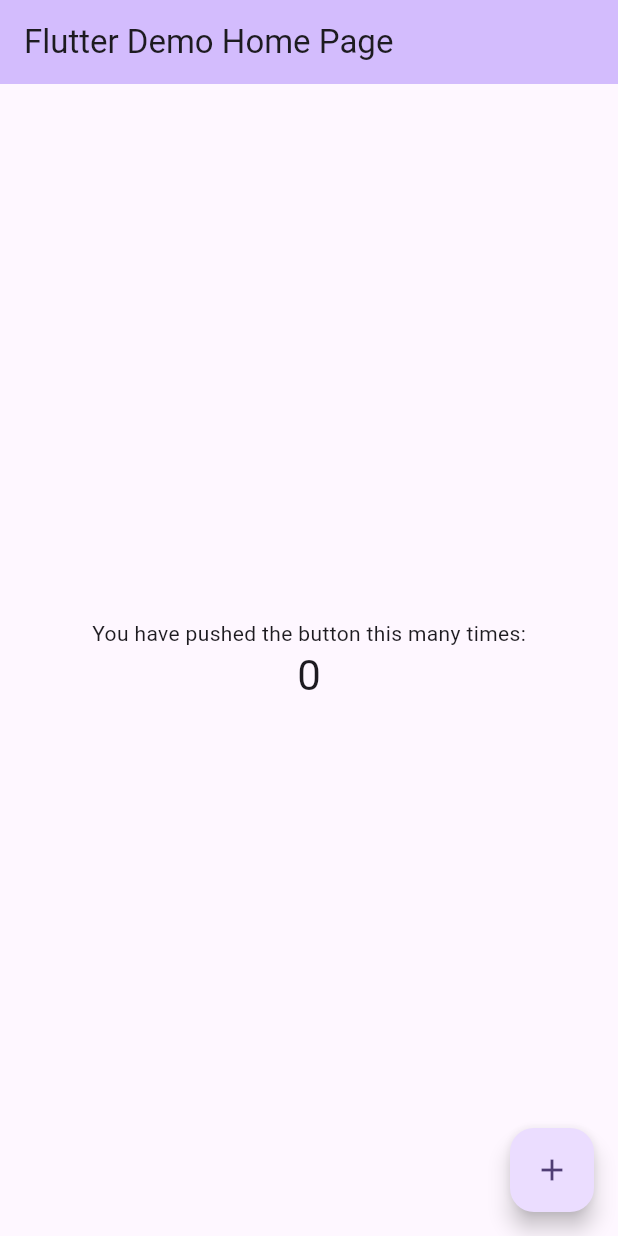
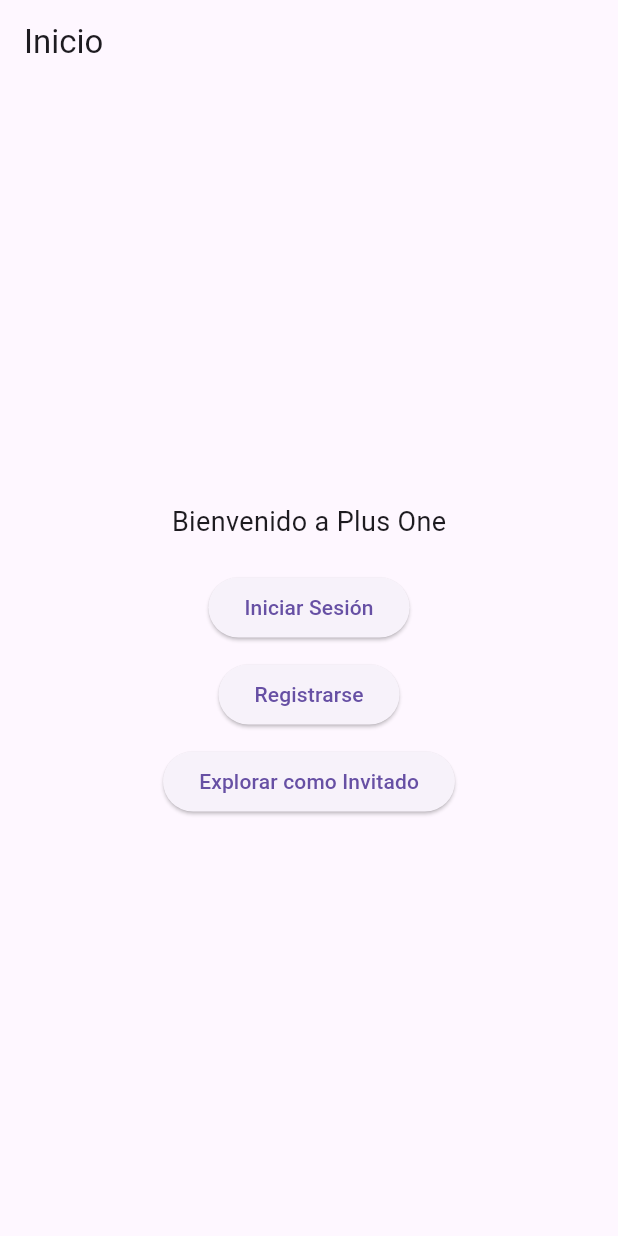
Before and after one commit to admonandreasanchez/plus-one-mobile-app-flutter, a Flutter app: the screen it shows after launch, on a phone screen of 412 x 824 dp. Run offline on Flutter 3.47's test engine with Material 3 defaults, Android fonts, the light colour scheme and no system bars; our stand-ins replace firebase_auth, firebase_core; accounts and stored records are empty; generated files the repository leaves out were written again.

Commit message:
feat(auth): create basic authentication screen with localization and error handling

```diff
--- /dev/null
+++ b/lib/core/routes/routes.dart
@@ -0,0 +1,39 @@
+import 'package:flutter/material.dart';
+import 'package:plus_one/modules/auth/presentation/pages/login_page.dart';
+import 'package:plus_one/modules/auth/presentation/pages/signup_page.dart';
+import 'package:plus_one/modules/auth/presentation/pages/home_page.dart';
+import 'package:plus_one/modules/auth/presentation/pages/guest_explore_screen.dart';
+import 'package:plus_one/modules/auth/presentation/pages/forgot_password_page.dart';
+
+class AppRoutes {
+  // Nombres de las rutas
+  static const String login = '/login';
+  static const String signup = '/signup';
+  static const String home = '/home';
+  static const String guestExplore = '/guestExplore';
+
+  // Mapa de rutas
+  static Map<String, WidgetBuilder> get routes => {
+    login: (context) => LoginPage(),
+    signup: (context) => SignUpPage(),
+    home: (context) => HomePage(),
+    guestExplore: (context) => GuestExploreScreen(),
+    '/forgot-password': (context) => ForgotPasswordPage(),
+
+  };
+
+  // Ruta no encontrada
+  static Route<dynamic> onGenerateRoute(RouteSettings settings) {
+    return MaterialPageRoute(
+      builder: (context) => Scaffold(
+        appBar: AppBar(title: Text('Ruta no encontrada')),
+        body: Center(
+          child: Text(
+            'La ruta ${settings.name} no está definida.',
+            style: TextStyle(fontSize: 16),
+          ),
+        ),
+      ),
+    );
+  }
+}
--- /dev/null
+++ b/lib/l10n/app_es.arb
@@ -0,0 +1,44 @@
+{
+  "@@locale": "es",
+  "homeTitle": "Inicio",
+  "login": "Iniciar Sesión",
+  "signup": "Registrarse",
+  "email": "Correo Electrónico",
+  "password": "Contraseña",
+  "loginSuccessTitle": "Registro Exitoso",
+  "loginSuccess": "¡Inicio de sesión exitoso! Bienvenido de nuevo.",
+  "signupSuccess": "Tu cuenta ha sido creada exitosamente. Ahora puedes iniciar sesión.",
+  "goToLogin": "Ir a Iniciar Sesión",
+  "emailAlreadyInUse": "El correo ya está registrado.",
+  "weakPassword": "La contraseña es demasiado débil.",
+  "signupError": "Error al crear la cuenta.",
+  "fieldsRequired": "Todos los campos son obligatorios.",
+  "loginError": "Error al iniciar sesión. Por favor, inténtalo nuevamente.",
+  "userNotFound": "No se encontró un usuario con este correo.",
+  "welcomeMessage": "Bienvenido a Plus One",
+  "greeting": "Hola",
+  "logout": "Cerrar Sesión",
+  "wrongPassword": "Contraseña incorrecta. Por favor, inténtalo de nuevo.",
+  "exploreAsGuest": "Explorar como Invitado",
+  "guestExplore": "Explorar como Invitado",
+  "tooManyRequests": "Demasiados intentos de inicio de sesión. Por favor, inténtalo más tarde.",
+  "invalidCredential": "La credencial proporcionada es inválida. Por favor, inténtalo de nuevo.",
+  "accountBlocked": "Tu cuenta está temporalmente bloqueada. Por favor, inténtalo nuevamente en {minutes} minutos.",
+  "forgotPassword": "¿Olvidaste tu contraseña?",
+  "invalidEmail": "Por favor, ingresa un correo válido.",
+  "accountBlocked": "Tu cuenta está temporalmente bloqueada. Por favor, inténtalo nuevamente en {minutes} minutos.",
+    "@accountBlocked": {
+      "description": "Mensaje mostrado cuando la cuenta del usuario está bloqueada por múltiples intentos fallidos.",
+      "placeholders": {
+        "minutes": {
+          "type": "int",
+          "example": "5"
+      }
+    }
+  },
+  "signupSuccessTitle": "Registro Exitoso",
+  "@signupSuccessTitle": {
+    "description": "Título mostrado cuando el registro es exitoso."
+  }
+
+}
--- a/lib/main.dart
+++ b/lib/main.dart
@@ -1,125 +1,36 @@
 import 'package:flutter/material.dart';
+import 'package:firebase_core/firebase_core.dart';
+import 'package:firebase_auth/firebase_auth.dart';
+import 'package:flutter_localizations/flutter_localizations.dart';
+import 'package:flutter_gen/gen_l10n/app_localizations.dart';
+import 'package:plus_one/modules/auth/presentation/pages/home_page.dart';
+import 'core/routes/routes.dart';
 
-void main() {
-  runApp(const MyApp());
+void main() async {
+  WidgetsFlutterBinding.ensureInitialized();
+  await Firebase.initializeApp();
+  runApp(MyApp());
 }
 
 class MyApp extends StatelessWidget {
-  const MyApp({super.key});
-
-  // This widget is the root of your application.
   @override
   Widget build(BuildContext context) {
     return MaterialApp(
-      title: 'Flutter Demo',
-      theme: ThemeData(
-        // This is the theme of your application.
-        //
-        // TRY THIS: Try running your application with "flutter run". You'll see
-        // the application has a purple toolbar. Then, without quitting the app,
-        // try changing the seedColor in the colorScheme below to Colors.green
-        // and then invoke "hot reload" (save your changes or press the "hot
-        // reload" button in a Flutter-supported IDE, or press "r" if you used
-        // the command line to start the app).
-        //
-        // Notice that the counter didn't reset back to zero; the application
-        // state is not lost during the reload. To reset the state, use hot
-        // restart instead.
-        //
-        // This works for code too, not just values: Most code changes can be
-        // tested with just a hot reload.
-        colorScheme: ColorScheme.fromSeed(seedColor: Colors.deepPurple),
-        useMaterial3: true,
-      ),
-      home: const MyHomePage(title: 'Flutter Demo Home Page'),
+      debugShowCheckedModeBanner: false,
+      title: 'Plus One App',
+      localizationsDelegates: [
+        AppLocalizations.delegate,
+        GlobalMaterialLocalizations.delegate,
+        GlobalWidgetsLocalizations.delegate,
+        GlobalCupertinoLocalizations.delegate,
+      ],
+      supportedLocales: [
+        Locale('es', 'ES'),
+        Locale('en', 'US'),
+      ],
+      locale: Locale('es', 'ES'),
+      routes: AppRoutes.routes,
+      home: HomePage(), // HomePage se encarga de verificar el estado del usuario
     );
   }
 }
-
-class MyHomePage extends StatefulWidget {
-  const MyHomePage({super.key, required this.title});
-
-  // This widget is the home page of your application. It is stateful, meaning
-  // that it has a State object (defined below) that contains fields that affect
-  // how it looks.
-
-  // This class is the configuration for the state. It holds the values (in this
-  // case the title) provided by the parent (in this case the App widget) and
-  // used by the build method of the State. Fields in a Widget subclass are
-  // always marked "final".
-
-  final String title;
-
-  @override
-  State<MyHomePage> createState() => _MyHomePageState();
-}
-
-class _MyHomePageState extends State<MyHomePage> {
-  int _counter = 0;
-
-  void _incrementCounter() {
-    setState(() {
-      // This call to setState tells the Flutter framework that something has
-      // changed in this State, which causes it to rerun the build method below
-      // so that the display can reflect the updated values. If we changed
-      // _counter without calling setState(), then the build method would not be
-      // called again, and so nothing would appear to happen.
-      _counter++;
-    });
-  }
-
-  @override
-  Widget build(BuildContext context) {
-    // This method is rerun every time setState is called, for instance as done
-    // by the _incrementCounter method above.
-    //
-    // The Flutter framework has been optimized to make rerunning build methods
-    // fast, so that you can just rebuild anything that needs updating rather
-    // than having to individually change instances of widgets.
-    return Scaffold(
-      appBar: AppBar(
-        // TRY THIS: Try changing the color here to a specific color (to
-        // Colors.amber, perhaps?) and trigger a hot reload to see the AppBar
-        // change color while the other colors stay the same.
-        backgroundColor: Theme.of(context).colorScheme.inversePrimary,
-        // Here we take the value from the MyHomePage object that was created by
-        // the App.build method, and use it to set our appbar title.
-        title: Text(widget.title),
-      ),
-      body: Center(
-        // Center is a layout widget. It takes a single child and positions it
-        // in the middle of the parent.
-        child: Column(
-          // Column is also a layout widget. It takes a list of children and
-          // arranges them vertically. By default, it sizes itself to fit its
-          // children horizontally, and tries to be as tall as its parent.
-          //
-          // Column has various properties to control how it sizes itself and
-          // how it positions its children. Here we use mainAxisAlignment to
-          // center the children vertically; the main axis here is the vertical
-          // axis because Columns are vertical (the cross axis would be
-          // horizontal).
-          //
-          // TRY THIS: Invoke "debug painting" (choose the "Toggle Debug Paint"
-          // action in the IDE, or press "p" in the console), to see the
-          // wireframe for each widget.
-          mainAxisAlignment: MainAxisAlignment.center,
-          children: <Widget>[
-            const Text(
-              'You have pushed the button this many times:',
-            ),
-            Text(
-              '$_counter',
-              style: Theme.of(context).textTheme.headlineMedium,
-            ),
-          ],
-        ),
-      ),
-      floatingActionButton: FloatingActionButton(
-        onPressed: _incrementCounter,
-        tooltip: 'Increment',
-        child: const Icon(Icons.add),
-      ), // This trailing comma makes auto-formatting nicer for build methods.
-    );
-  }
-}
--- /dev/null
+++ b/lib/modules/auth/presentation/pages/home_page.dart
@@ -0,0 +1,86 @@
+import 'package:flutter/material.dart';
+import 'package:firebase_auth/firebase_auth.dart';
+import 'package:flutter_gen/gen_l10n/app_localizations.dart';
+import 'package:plus_one/core/routes/routes.dart';
+
+class HomePage extends StatelessWidget {
+  @override
+  Widget build(BuildContext context) {
+    final localization = AppLocalizations.of(context)!;
+    final User? user = FirebaseAuth.instance.currentUser;
+
+    return Scaffold(
+      appBar: AppBar(
+        title: Text(localization.homeTitle),
+        actions: user != null
+            ? [
+          IconButton(
+            icon: Icon(Icons.logout),
+            onPressed: () => _logout(context),
+          ),
+        ]
+            : null,
+      ),
+      body: Center(
+        child: user != null
+            ? _authenticatedContent(context, localization, user)
+            : _unauthenticatedContent(context, localization),
+      ),
+    );
+  }
+
+  Widget _unauthenticatedContent(BuildContext context, AppLocalizations localization) {
+    return Column(
+      mainAxisAlignment: MainAxisAlignment.center,
+      children: [
+        Text(
+          localization.welcomeMessage,
+          style: TextStyle(fontSize: 18),
+        ),
+        SizedBox(height: 20),
+        ElevatedButton(
+          onPressed: () {
+            Navigator.pushNamed(context, AppRoutes.login);
+          },
+          child: Text(localization.login),
+        ),
+        SizedBox(height: 10),
+        ElevatedButton(
+          onPressed: () {
+            Navigator.pushNamed(context, AppRoutes.signup);
+          },
+          child: Text(localization.signup),
+        ),
+        SizedBox(height: 10),
+        ElevatedButton(
+          onPressed: () {
+            Navigator.pushNamed(context, AppRoutes.guestExplore);
+          },
+          child: Text(localization.exploreAsGuest),
+        ),
+      ],
+    );
+  }
+
+  Widget _authenticatedContent(BuildContext context, AppLocalizations localization, User user) {
+    return Column(
+      mainAxisAlignment: MainAxisAlignment.center,
+      children: [
+        Text(
+          '${localization.greeting}, ${user.email}',
+          style: TextStyle(fontSize: 18),
+        ),
+        SizedBox(height: 20),
+        ElevatedButton(
+          onPressed: () => _logout(context),
+          child: Text(localization.logout),
+        ),
+      ],
+    );
+  }
+
+  Future<void> _logout(BuildContext context) async {
+    await FirebaseAuth.instance.signOut();
+    Navigator.pushNamedAndRemoveUntil(context, AppRoutes.home, (route) => false);
+  }
+}
```
Also changed, not shown: lib/l10n/app_en.arb (added, +43 -0 lines), lib/modules/auth/presentation/pages/forgot_password_page.dart (added, +51 -0 lines), lib/modules/auth/presentation/pages/guest_explore_screen.dart (added, +15 -0 lines), lib/modules/auth/presentation/pages/login_page.dart (added, +164 -0 lines), lib/modules/auth/presentation/pages/signup_page.dart (added, +126 -0 lines), pubspec.yaml (+24 -6 lines), lib/generated/assets.dart, 6 other files.
